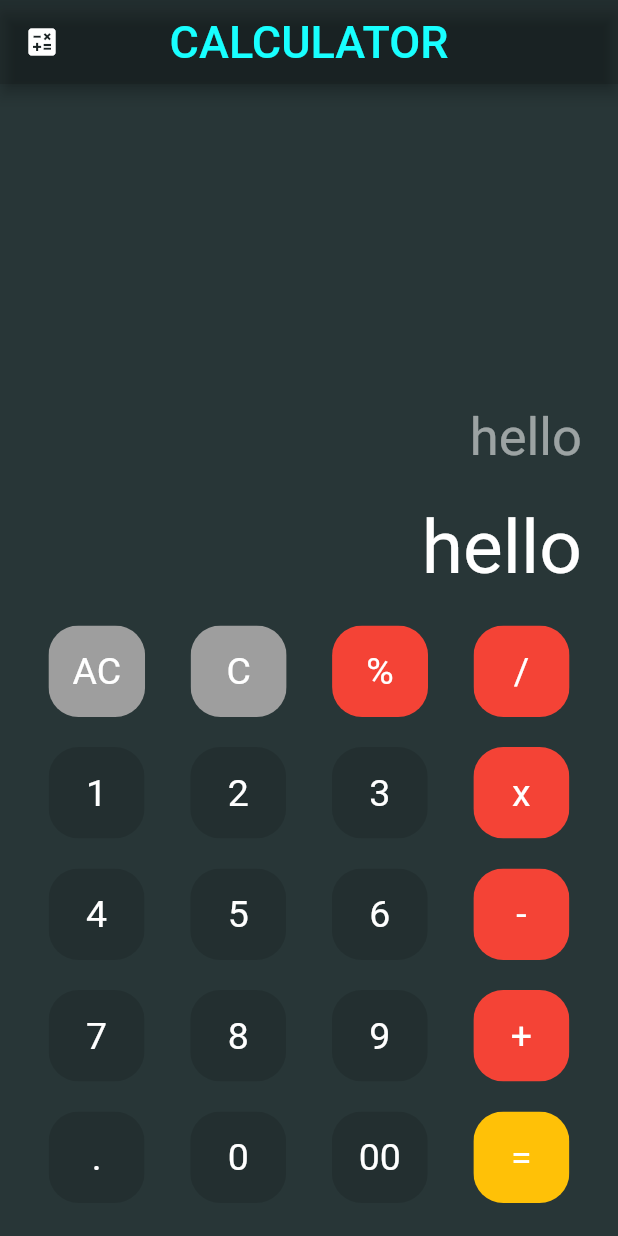
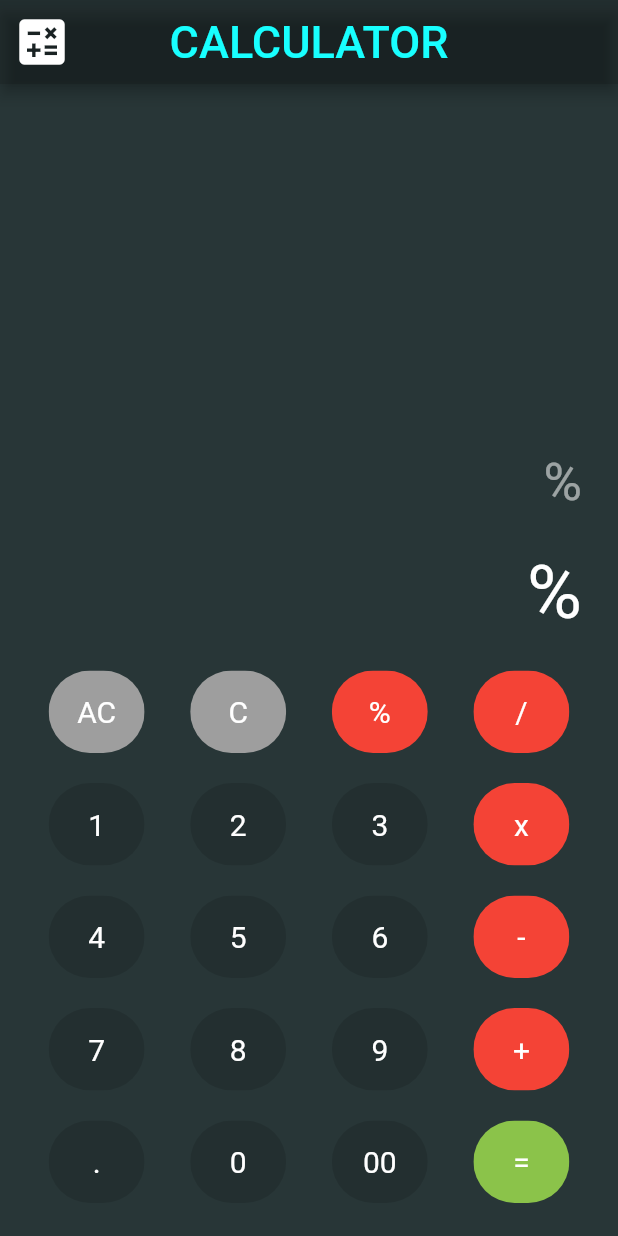
Before and after one commit to Vineeth-Kolichal/Flutter-calculator, a Flutter app: the screen it shows after launch, after a tap on an icon or button, on a phone screen of 412 x 824 dp. Run offline on Flutter 3.47's test engine with Material 2 defaults, Android fonts, the phone set to English and light mode, and no system bars; our stand-ins replace math_expressions.

Commit message:
stateful widget created and tested button click return fuction created

```diff
--- a/lib/main.dart
+++ b/lib/main.dart
@@ -1,5 +1,6 @@
+import 'package:calculator/widgets/calcAction.dart';
 import 'package:flutter/material.dart';
-import 'package:calculator/widgets/calcButton.dart';
+//import 'package:calculator/widgets/calcButton.dart';
 
 void main() {
   runApp(const CalcApp());
@@ -17,6 +18,7 @@ class CalcApp extends StatelessWidget {
           centerTitle: true,
           leading: const Icon(
             Icons.calculate,
+            size: 40,
           ),
           title: const Text(
             'CALCULATOR',
@@ -25,141 +27,7 @@ class CalcApp extends StatelessWidget {
           backgroundColor: Colors.black12,
         ),
         backgroundColor: const Color(0xFF283637),
-        body: Center(
-          child: Container(
-            padding: const EdgeInsets.all(12),
-            child: Column(
-              mainAxisAlignment: MainAxisAlignment.end,
-              children: <Widget>[
-                Container(
-                  child: const Padding(
-                    padding: EdgeInsets.all(12),
-                    child: Text(
-                      'hello',
-                      style: TextStyle(color: Colors.white54, fontSize: 35),
-                    ),
-                  ),
-                  alignment: const Alignment(1.0, 1.0),
-                ),
-                Container(
-                  child: const Padding(
-                    padding: EdgeInsets.all(12),
-                    child: Text(
-                      'hello',
-                      style: TextStyle(color: Colors.white, fontSize: 50),
-                    ),
-                  ),
-                  alignment: const Alignment(1.0, 1.0),
-                ),
-                Row(
-                  mainAxisAlignment: MainAxisAlignment.spaceEvenly,
-                  children: const [
-                    CalacButton(
-                      text: 'AC',
-                      textColor: Colors.grey,
-                    ),
-                    CalacButton(
-                      text: 'C',
-                      textColor: Colors.grey,
-                    ),
-                    CalacButton(
-                      text: '%',
-                      textColor: Colors.red,
-                    ),
-                    CalacButton(
-                      text: '/',
-                      textColor: Colors.red,
-                    ),
-                  ],
-                ),
-                Row(
-                  mainAxisAlignment: MainAxisAlignment.spaceEvenly,
-                  children: const [
-                    CalacButton(
-                      text: '1',
-                      textColor: Colors.black12,
-                    ),
-                    CalacButton(
-                      text: '2',
-                      textColor: Colors.black12,
-                    ),
-                    CalacButton(
-                      text: '3',
-                      textColor: Colors.black12,
-                    ),
-                    CalacButton(
-                      text: 'x',
-                      textColor: Colors.red,
-                    ),
-                  ],
-                ),
-                Row(
-                  mainAxisAlignment: MainAxisAlignment.spaceEvenly,
-                  children: const [
-                    CalacButton(
-                      text: '4',
-                      textColor: Colors.black12,
-                    ),
-                    CalacButton(
-                      text: '5',
-                      textColor: Colors.black12,
-                    ),
-                    CalacButton(
-                      text: '6',
-                      textColor: Colors.black12,
-                    ),
-                    CalacButton(
-                      text: '-',
-                      textColor: Colors.red,
-                    ),
-                  ],
-                ),
-                Row(
-                  mainAxisAlignment: MainAxisAlignment.spaceEvenly,
-                  children: const [
-                    CalacButton(
-                      text: '7',
-                      textColor: Colors.black12,
-                    ),
-                    CalacButton(
-                      text: '8',
-                      textColor: Colors.black12,
-                    ),
-                    CalacButton(
-                      text: '9',
-                      textColor: Colors.black12,
-                    ),
-                    CalacButton(
-                      text: '+',
-                      textColor: Colors.red,
-                    ),
-                  ],
-                ),
-                Row(
-                  mainAxisAlignment: MainAxisAlignment.spaceEvenly,
-                  children: const [
-                    CalacButton(
-                      text: '.',
-                      textColor: Colors.black12,
-                    ),
-                    CalacButton(
-                      text: '0',
-                      textColor: Colors.black12,
-                    ),
-                    CalacButton(
-                      text: '00',
-                      textColor: Colors.black12,
-                    ),
-                    CalacButton(
-                      text: '=',
-                      textColor: Colors.amber,
-                    ),
-                  ],
-                ),
-              ],
-            ),
-          ),
-        ),
+        body: const CalcAction(),
       ),
     );
   }
--- /dev/null
+++ b/lib/widgets/calcAction.dart
@@ -0,0 +1,199 @@
+
+import 'package:calculator/widgets/calcButton.dart';
+import 'package:flutter/material.dart';
+import 'package:math_expressions/math_expressions.dart';
+
+
+class CalcAction extends StatefulWidget {
+  const CalcAction({ Key? key }) : super(key: key);
+
+  @override
+  _CalcActionState createState() => _CalcActionState();
+}
+
+class _CalcActionState extends State<CalcAction> {
+  String _history='';
+  String _evaluate='';
+  void numclick(String test){
+    print('function test');
+setState(() {
+  _evaluate=test;
+  _history=_history+test;
+});
+  }
+  void allClear(String test){
+setState(() {
+  _evaluate='';
+  _history='';
+});
+
+  }
+  void clear(String test){
+setState(() {
+  _history='';
+});
+  }
+  void findAns(String test){
+print('function test');
+
+  }
+
+  @override
+  Widget build(BuildContext context) {
+    return Center(
+          child: Container(
+            padding: const EdgeInsets.all(12),
+            child: Column(
+              mainAxisAlignment: MainAxisAlignment.end,
+              children: <Widget>[
+                Container(
+                  child: Padding(
+                    padding: EdgeInsets.all(12),
+                    child: Text(
+                      _history,
+                      style: TextStyle(color: Colors.white54, fontSize: 35),
+                    ),
+                  ),
+                  alignment: const Alignment(1.0, 1.0),
+                ),
+                Container(
+                  child: Padding(
+                    padding: EdgeInsets.all(12),
+                    child: Text(
+                      _evaluate,
+                      style: TextStyle(color: Colors.white, fontSize: 50),
+                    ),
+                  ),
+                  alignment: const Alignment(1.0, 1.0),
+                ),
+                Row(
+                  mainAxisAlignment: MainAxisAlignment.spaceEvenly,
+                  children:  [
+                    CalacButton(
+                      text: 'AC',
+                      textColor: Colors.grey,
+                      callf: allClear,
+                    ),
+                    CalacButton(
+                      text: 'C',
+                      textColor: Colors.grey,
+                      callf: clear,
+                    ),
+                    CalacButton(
+                      text: '%',
+                      textColor: Colors.red,
+                      callf: numclick,
+                    ),
+                    CalacButton(
+                      text: '/',
+                      textColor: Colors.red,
+                      callf: numclick,
+                    ),
+                  ],
+                ),
+                Row(
+                  mainAxisAlignment: MainAxisAlignment.spaceEvenly,
+                  children:  [
+                    CalacButton(
+                      text: '1',
+                      textColor: Colors.black12,
+                      callf: numclick,
+                    ),
+                    CalacButton(
+                      text: '2',
+                      textColor: Colors.black12,
+                      callf: numclick,
+                    ),
+                    CalacButton(
+                      text: '3',
+                      textColor: Colors.black12,
+                       callf: numclick,
+                    ),
+                    CalacButton(
+                      text: 'x',
+                      textColor: Colors.red,
+                       callf: numclick,
+                    ),
+                  ],
+                ),
+                Row(
+                  mainAxisAlignment: MainAxisAlignment.spaceEvenly,
+                  children: [
+                    CalacButton(
+                      text: '4',
+                      textColor: Colors.black12,
+                       callf: numclick,
+                    ),
+                    CalacButton(
+                      text: '5',
+                      textColor: Colors.black12,
+                       callf: numclick,
+                    ),
+                    CalacButton(
+                      text: '6',
+                      textColor: Colors.black12,
+                       callf: numclick,
+                    ),
+                    CalacButton(
+                      text: '-',
+                      textColor: Colors.red,
+                       callf: numclick,
+                    ),
+                  ],
+                ),
+                Row(
+                  mainAxisAlignment: MainAxisAlignment.spaceEvenly,
+                  children: [
+                    CalacButton(
+                      text: '7',
+                      textColor: Colors.black12,
+                       callf: numclick,
+                    ),
+                    CalacButton(
+                      text: '8',
+                      textColor: Colors.black12,
+                       callf: numclick,
+                    ),
+                    CalacButton(
+                      text: '9',
+                      textColor: Colors.black12,
+                       callf: numclick,
+                    ),
+                    CalacButton(
+                      text: '+',
+                      textColor: Colors.red,
+                       callf: numclick,
+                    ),
+                  ],
+                ),
+                Row(
+                  mainAxisAlignment: MainAxisAlignment.spaceEvenly,
+                  children:[
+                    CalacButton(
+                      text: '.',
+                      textColor: Colors.black12,
+                       callf: numclick,
+                    ),
+                    CalacButton(
+                      text: '0',
+                      textColor: Colors.black12,
+                       callf: numclick,
+                    ),
+                    CalacButton(
+                      text: '00',
+                      textColor: Colors.black12,
+                       callf: numclick,
+                    ),
+                    CalacButton(
+                      text: '=',
+                      textColor: Colors.lightGreen,
+                       callf: findAns,
+                    ),
+                  ],
+                ),
+              ],
+            ),
+          ),
+        );
+  }
+}
--- a/lib/widgets/calcButton.dart
+++ b/lib/widgets/calcButton.dart
@@ -5,9 +5,11 @@ import 'package:flutter/material.dart';
 class CalacButton extends StatelessWidget {
   final String text;
   final Color textColor;
+  final Function callf;
   const CalacButton({Key? key,
   required this.text,
   required this.textColor,
+  required this.callf,
   }) : super(key: key);
 
   @override
@@ -15,7 +17,7 @@ class CalacButton extends StatelessWidget {
     return Container(
       padding: const EdgeInsets.all(10),
       child: ClipRRect(
-            borderRadius: BorderRadius.circular(20),
+            borderRadius: BorderRadius.circular(100),
             child: Stack(
               children: <Widget>[
                 Positioned.fill(
@@ -29,9 +31,11 @@ class CalacButton extends StatelessWidget {
                   style: TextButton.styleFrom(
                     padding: const EdgeInsets.all(16.0),
                     primary: Colors.white,
-                    textStyle: const TextStyle(fontSize: 25),
+                    textStyle: const TextStyle(fontSize: 20),
                   ),
-                  onPressed: () {},
+                  onPressed: () {
+                    callf(text);
+                  },
                   child: Text(text),
                 ),
               ],
--- a/pubspec.yaml
+++ b/pubspec.yaml
@@ -34,6 +34,7 @@ dependencies:
   # The following adds the Cupertino Icons font to your application.
   # Use with the CupertinoIcons class for iOS style icons.
   cupertino_icons: ^1.0.2
+  math_expressions: ^2.2.0
 
 dev_dependencies:
   flutter_test:
```
Also changed, not shown: pubspec.lock, 2 other files.
